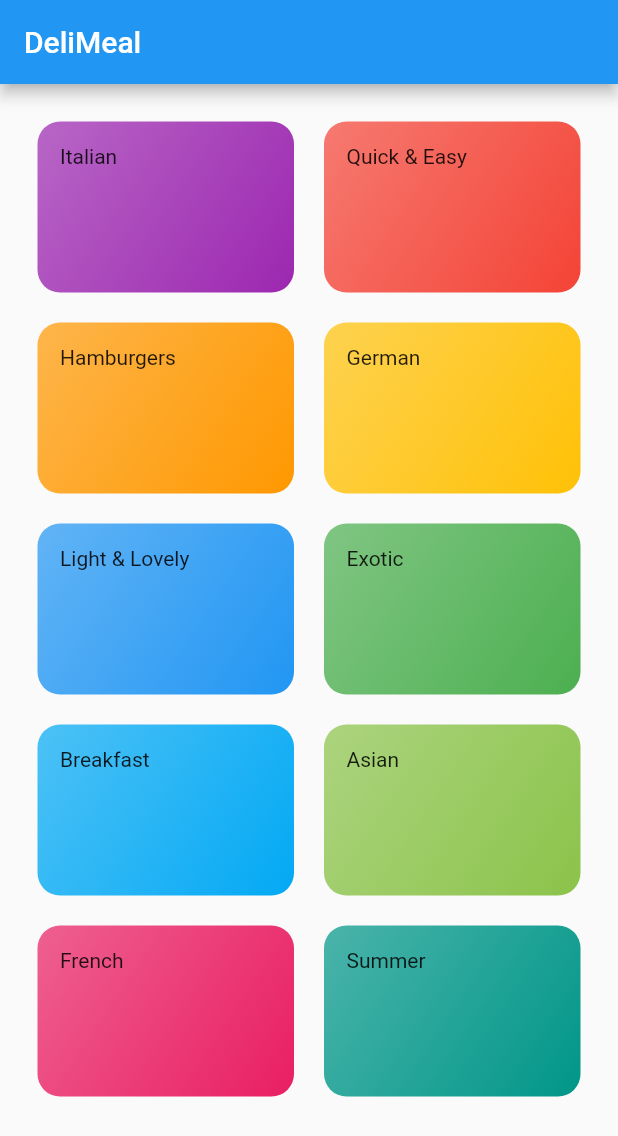
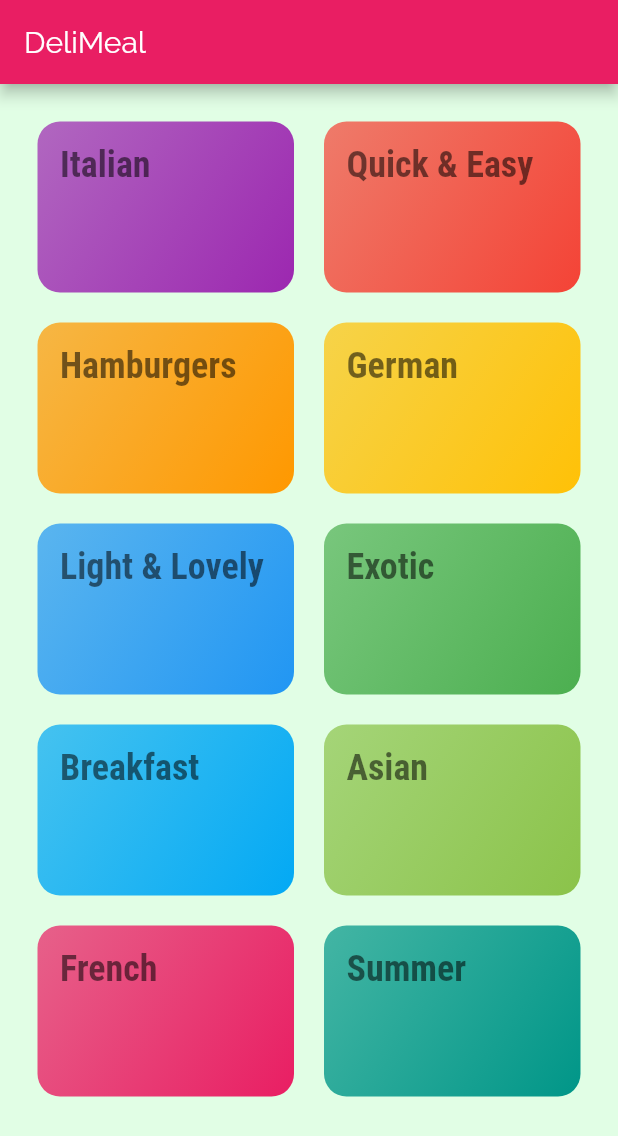
Before and after one commit to aalka061/myDishes, a Flutter app: the screen it shows after launch, on a phone screen of 412 x 824 dp. Shown: the top 1136 px of the screen. Run offline on Flutter 3.47's test engine with Material 2 defaults, Android fonts, the phone set to English and light mode, and no system bars.

Commit message:
styling and theming

```diff
--- a/lib/category_item.dart
+++ b/lib/category_item.dart
@@ -10,7 +10,10 @@ class CategoryItem extends StatelessWidget {
   Widget build(BuildContext context) {
     return Container(
       padding: const EdgeInsets.all(15),
-      child: Text(title),
+      child: Text(
+        title,
+        style: Theme.of(context).textTheme.headline1,
+      ),
       decoration: BoxDecoration(
         gradient: LinearGradient(
           colors: [
--- a/lib/main.dart
+++ b/lib/main.dart
@@ -11,9 +11,25 @@ class MyApp extends StatelessWidget {
   @override
   Widget build(BuildContext context) {
     return MaterialApp(
-      title: 'Flutter Demo',
+      title: 'DeliDishes',
       theme: ThemeData(
-        primarySwatch: Colors.blue,
+        primarySwatch: Colors.pink,
+        accentColor: Colors.amber,
+        canvasColor: Color.fromRGBO(225, 254, 229, 1),
+        fontFamily: 'Raleway',
+        textTheme: ThemeData.light().textTheme.copyWith(
+              bodyText1: TextStyle(
+                color: Color.fromRGBO(20, 51, 51, 1),
+              ),
+              bodyText2: TextStyle(
+                color: Color.fromRGBO(20, 51, 51, 1),
+              ),
+              headline1: TextStyle(
+                fontSize: 24,
+                fontFamily: 'RobotoCondensed',
+                fontWeight: FontWeight.bold,
+              ),
+            ),
       ),
       home: CategoriesScreen(),
     );
```
Also changed, not shown: pubspec.yaml (+18 -12 lines), assets/fonts/Raleway-Black.ttf (added), assets/fonts/Raleway-Bold.ttf (added), assets/fonts/Raleway-Regular.ttf (added), assets/fonts/RobotoCondensed-Bold.ttf (added), assets/fonts/RobotoCondensed-Italic.ttf (added), assets/fonts/RobotoCondensed-Light.ttf (added), assets/fonts/RobotoCondensed-Regular.ttf (added).
